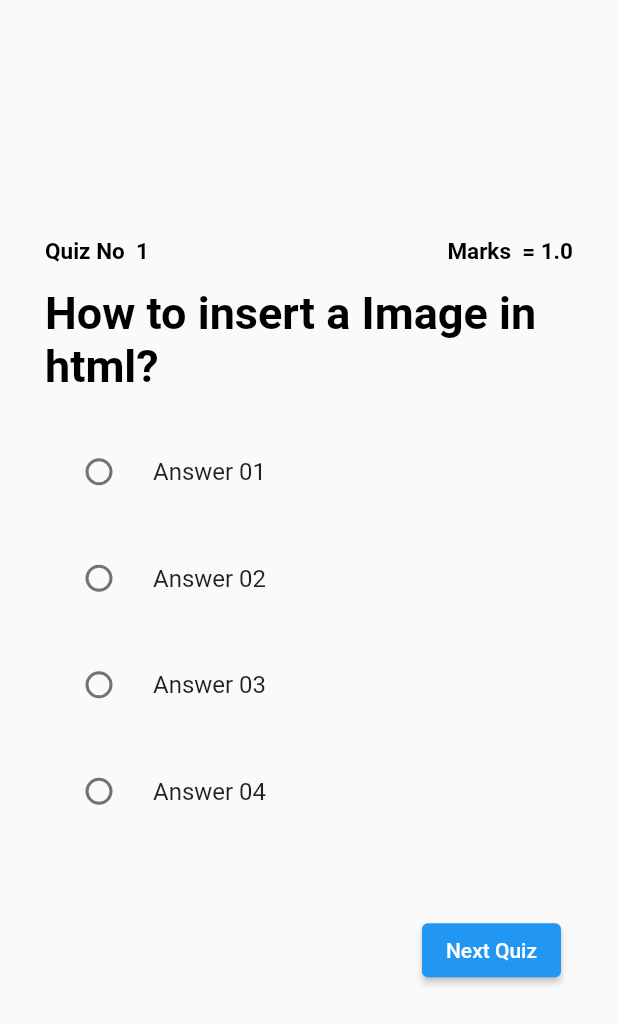
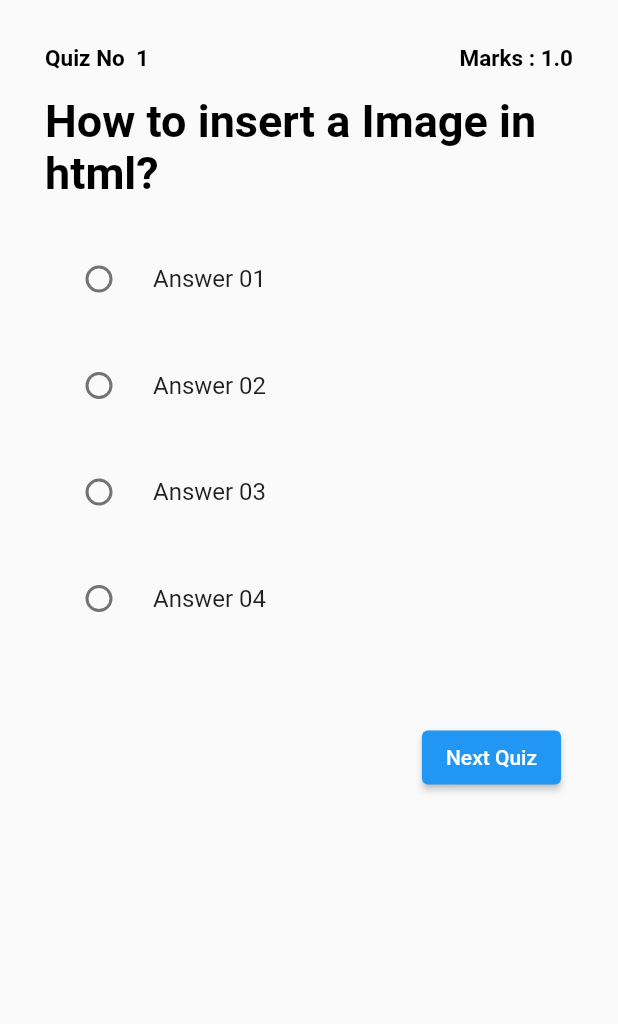
Before and after one commit to MukiBwoi/quiz-app, a Flutter app: the screen it shows after launch, after a tap on "Start Quiz", on a phone screen of 412 x 824 dp. Shown: the top 1024 px of the screen. Run offline on Flutter 3.47's test engine with Material 2 defaults, Android fonts, the phone set to English and light mode, and no system bars.

Commit message:
added mediaquery

```diff
--- a/lib/Screens/home.dart
+++ b/lib/Screens/home.dart
@@ -1,15 +1,23 @@
 import 'package:flutter/cupertino.dart';
 import 'package:flutter/material.dart';
 import 'package:flutter/painting.dart';
+import 'package:provider/provider.dart';
 import 'package:quiz_app/Screens/quiz_page.dart';
+import 'package:quiz_app/provider/mediaquery.dart';
 
 class Home extends StatelessWidget {
   const Home({Key? key}) : super(key: key);
 
   @override
   Widget build(BuildContext context) {
-    return Scaffold(
-      body: Center(
+    double _height = MediaQuery.of(context).size.height;
+    double _width = MediaQuery.of(context).size.width;
+
+    Provider.of<MediaResponsive>(context, listen: false)
+        .setSize(_height, _width);
+    return Scaffold(body: Consumer<MediaResponsive>(
+      builder: (context, screenSize, child) {
+        return Center(
           child: Container(
             height: 400,
             width: 500,
@@ -52,7 +60,8 @@ class Home extends StatelessWidget {
               ),
             ),
           ),
-      ),
         );
+      },
+    ));
   }
 }
--- a/lib/Screens/quiz_page.dart
+++ b/lib/Screens/quiz_page.dart
@@ -1,5 +1,6 @@
 import 'package:flutter/material.dart';
 import 'package:provider/provider.dart';
+import 'package:quiz_app/provider/mediaquery.dart';
 import 'package:quiz_app/provider/quiz_page.dart';
 
 class QuizPage extends StatelessWidget {
@@ -12,7 +13,10 @@ class QuizPage extends StatelessWidget {
     return Scaffold(
       body: Consumer<QuizConfig>(
         builder: (context, myType, child) {
-          return Padding(
+          return Consumer<MediaResponsive>(
+            builder: (context, screeSize, child) {
+              return SingleChildScrollView(
+                child: Padding(
                   padding: const EdgeInsets.all(30.0),
                   child: Column(
                     mainAxisAlignment: MainAxisAlignment.center,
@@ -29,7 +33,7 @@ class QuizPage extends StatelessWidget {
                             ),
                           ),
                           Text(
-                      "Marks  = ${myType.currentMarks}",
+                            "Marks : ${myType.currentMarks}",
                             style: const TextStyle(
                               fontSize: 15,
                               fontWeight: FontWeight.bold,
@@ -66,7 +70,8 @@ class QuizPage extends StatelessWidget {
                               value: 1,
                               groupValue: 0,
                               onChanged: (val) {},
-                        title: Text(quizConfig.answers[myType.quizNo]![index]
+                              title: Text(quizConfig
+                                  .answers[myType.quizNo]![index]
                                   .toString()),
                             );
                           },
@@ -96,6 +101,9 @@ class QuizPage extends StatelessWidget {
                       )
                     ],
                   ),
+                ),
+              );
+            },
           );
         },
       ),
--- a/lib/main.dart
+++ b/lib/main.dart
@@ -1,5 +1,6 @@
 import 'package:flutter/material.dart';
 import 'package:provider/provider.dart';
+import 'package:quiz_app/provider/mediaquery.dart';
 import 'package:quiz_app/provider/quiz_page.dart';
 import 'Screens/home.dart';
 
@@ -16,15 +17,40 @@ class MyApp extends StatelessWidget {
       providers: [
         ChangeNotifierProvider<QuizConfig>(
           create: (context) => QuizConfig(),
+        ),
+        ChangeNotifierProvider<MediaResponsive>(
+          create: (context) => MediaResponsive(),
         )
       ],
       child: MaterialApp(
+        debugShowCheckedModeBanner: false,
         title: 'quiz app',
         theme: ThemeData(
           primarySwatch: Colors.blue,
         ),
-        home: const Home(),
+        home: const PlatformDetect(),
       ),
     );
   }
 }
+
+class PlatformDetect extends StatelessWidget {
+  const PlatformDetect({Key? key}) : super(key: key);
+
+  @override
+  Widget build(BuildContext context) {
+    return Consumer<MediaResponsive>(
+      builder: (context, myType, child) {
+        return LayoutBuilder(
+            builder: (BuildContext context, BoxConstraints constraints) {
+          if (constraints.minWidth > 600) {
+            myType.isDesktop = true;
+          } else {
+            myType.isDesktop = false;
+          }
+          return const Home();
+        });
+      },
+    );
+  }
+}
--- /dev/null
+++ b/lib/provider/mediaquery.dart
@@ -0,0 +1,13 @@
+import 'package:flutter/cupertino.dart';
+
+class MediaResponsive extends ChangeNotifier {
+  double height = 0.0;
+  double width = 0.0;
+  bool isDesktop = false;
+
+  void setSize(double h, double w) {
+    height = h;
+    width = w;
+    notifyListeners();
+  }
+}
```
Lines whose indentation alone changed are shown as unchanged.
